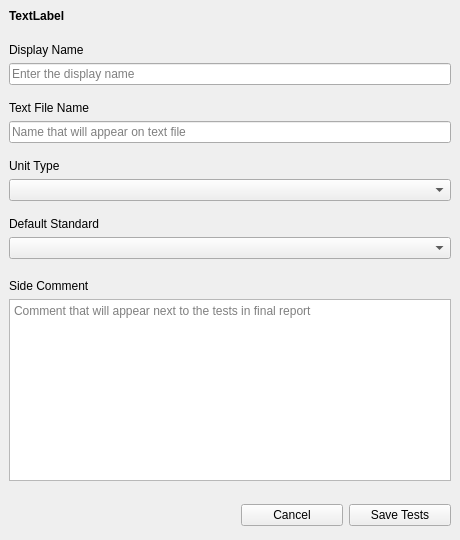
The window that src/ui/addTestsDialog.ui (layup/LIMS) describes before a commit, drawn with Qt 5.
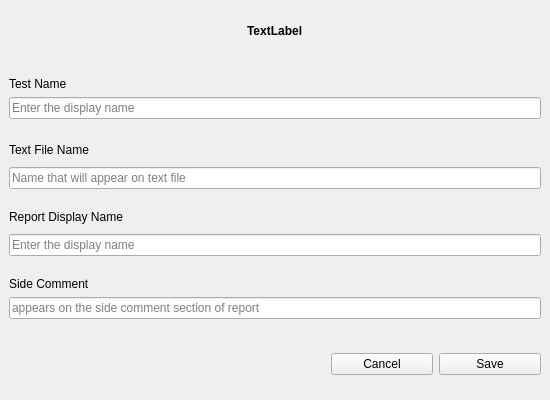
The same window after the commit.

Commit message: updated the report modules and excel file creation

Diff of the .ui file:
```diff
--- a/src/ui/addTestsDialog.ui
+++ b/src/ui/addTestsDialog.ui
@@ -6,20 +6,20 @@
    <rect>
     <x>0</x>
     <y>0</y>
-    <width>460</width>
-    <height>540</height>
+    <width>550</width>
+    <height>400</height>
    </rect>
   </property>
   <property name="minimumSize">
    <size>
-    <width>460</width>
-    <height>540</height>
+    <width>550</width>
+    <height>400</height>
    </size>
   </property>
   <property name="maximumSize">
    <size>
-    <width>460</width>
-    <height>540</height>
+    <width>550</width>
+    <height>400</height>
    </size>
   </property>
   <property name="windowTitle">
@@ -28,20 +28,10 @@
   <property name="styleSheet">
    <string notr="true">
 
-#headerText {
+#title {
 	font:bold; 
 } 
 
-QLabel {
-
-	min-width: 120px; 
-	max-width: 120px; 
-}
-
-QPlainTextEdit {
-	min-height:180px; 
-	max-height:180px; 
-} 
 
 QPushButton { 
 	min-width: 100px; 
@@ -64,11 +54,11 @@
    <property name="bottomMargin">
     <number>5</number>
    </property>
-   <item>
+   <item alignment="Qt::AlignHCenter">
     <widget class="QWidget" name="widget_7" native="true">
      <layout class="QVBoxLayout" name="verticalLayout_7">
       <item>
-       <widget class="QLabel" name="headerText">
+       <widget class="QLabel" name="title">
         <property name="text">
          <string>TextLabel</string>
         </property>
@@ -78,23 +68,35 @@
     </widget>
    </item>
    <item>
-    <widget class="QWidget" name="widget_2" native="true">
-     <layout class="QVBoxLayout" name="verticalLayout_2">
-      <property name="topMargin">
-       <number>5</number>
-      </property>
-      <property name="bottomMargin">
-       <number>5</number>
-      </property>
+    <widget class="QWidget" name="widget_8" native="true">
+     <property name="minimumSize">
+      <size>
+       <width>0</width>
+       <height>0</height>
+      </size>
+     </property>
+     <layout class="QVBoxLayout" name="verticalLayout_8">
       <item>
-       <widget class="QLabel" name="label">
+       <widget class="QLabel" name="label_4">
+        <property name="minimumSize">
+         <size>
+          <width>0</width>
+          <height>0</height>
+         </size>
+        </property>
+        <property name="maximumSize">
+         <size>
+          <width>16777215</width>
+          <height>16777215</height>
+         </size>
+        </property>
         <property name="text">
-         <string>Display Name</string>
+         <string>Test Name</string>
         </property>
        </widget>
       </item>
       <item>
-       <widget class="QLineEdit" name="displayNameEdit">
+       <widget class="QLineEdit" name="test_name">
         <property name="placeholderText">
          <string>Enter the display name</string>
         </property>
@@ -114,13 +116,25 @@
       </property>
       <item>
        <widget class="QLabel" name="label_2">
+        <property name="minimumSize">
+         <size>
+          <width>0</width>
+          <height>0</height>
+         </size>
+        </property>
+        <property name="maximumSize">
+         <size>
+          <width>16777215</width>
+          <height>16777215</height>
+         </size>
+        </property>
         <property name="text">
          <string>Text File Name</string>
         </property>
        </widget>
       </item>
       <item>
-       <widget class="QLineEdit" name="textNameEdit">
+       <widget class="QLineEdit" name="text_name">
         <property name="placeholderText">
          <string>Name that will appear on text file</string>
         </property>
@@ -130,8 +144,8 @@
     </widget>
    </item>
    <item>
-    <widget class="QWidget" name="widget_5" native="true">
-     <layout class="QVBoxLayout" name="verticalLayout_4">
+    <widget class="QWidget" name="widget_2" native="true">
+     <layout class="QVBoxLayout" name="verticalLayout_2">
       <property name="topMargin">
        <number>5</number>
       </property>
@@ -139,37 +153,31 @@
        <number>5</number>
       </property>
       <item>
-       <widget class="QLabel" name="label_3">
+       <widget class="QLabel" name="label">
+        <property name="minimumSize">
+         <size>
+          <width>0</width>
+          <height>0</height>
+         </size>
+        </property>
+        <property name="maximumSize">
+         <size>
+          <width>16777215</width>
+          <height>16777215</height>
+         </size>
+        </property>
         <property name="text">
-         <string>Unit Type</string>
+         <string>Report Display Name</string>
         </property>
        </widget>
       </item>
       <item>
-       <widget class="QComboBox" name="UnitTypeBox"/>
-      </item>
-     </layout>
-    </widget>
-   </item>
-   <item>
-    <widget class="QWidget" name="widget_6" native="true">
-     <layout class="QVBoxLayout" name="verticalLayout_5">
-      <property name="topMargin">
-       <number>5</number>
-      </property>
-      <property name="bottomMargin">
-       <number>5</number>
-      </property>
-      <item>
-       <widget class="QLabel" name="label_5">
-        <property name="text">
-         <string>Default Standard</string>
+       <widget class="QLineEdit" name="display_name">
+        <property name="placeholderText">
+         <string>Enter the display name</string>
         </property>
        </widget>
       </item>
-      <item>
-       <widget class="QComboBox" name="StandardBox"/>
-      </item>
      </layout>
     </widget>
    </item>
@@ -184,21 +192,15 @@
        </widget>
       </item>
       <item>
-       <widget class="QPlainTextEdit" name="plainTextEdit">
+       <widget class="QLineEdit" name="comment">
         <property name="minimumSize">
          <size>
           <width>0</width>
           <height>0</height>
          </size>
         </property>
-        <property name="maximumSize">
-         <size>
-          <width>16777215</width>
-          <height>150</height>
-         </size>
-        </property>
         <property name="placeholderText">
-         <string>Comment that will appear next to the tests in final report</string>
+         <string>appears on the side comment section of report</string>
         </property>
        </widget>
       </item>
@@ -237,7 +239,7 @@
       <item>
        <widget class="QPushButton" name="saveBtn">
         <property name="text">
-         <string>Save Tests</string>
+         <string>Save</string>
         </property>
        </widget>
       </item>
```
The commit also changes 115 other files.
